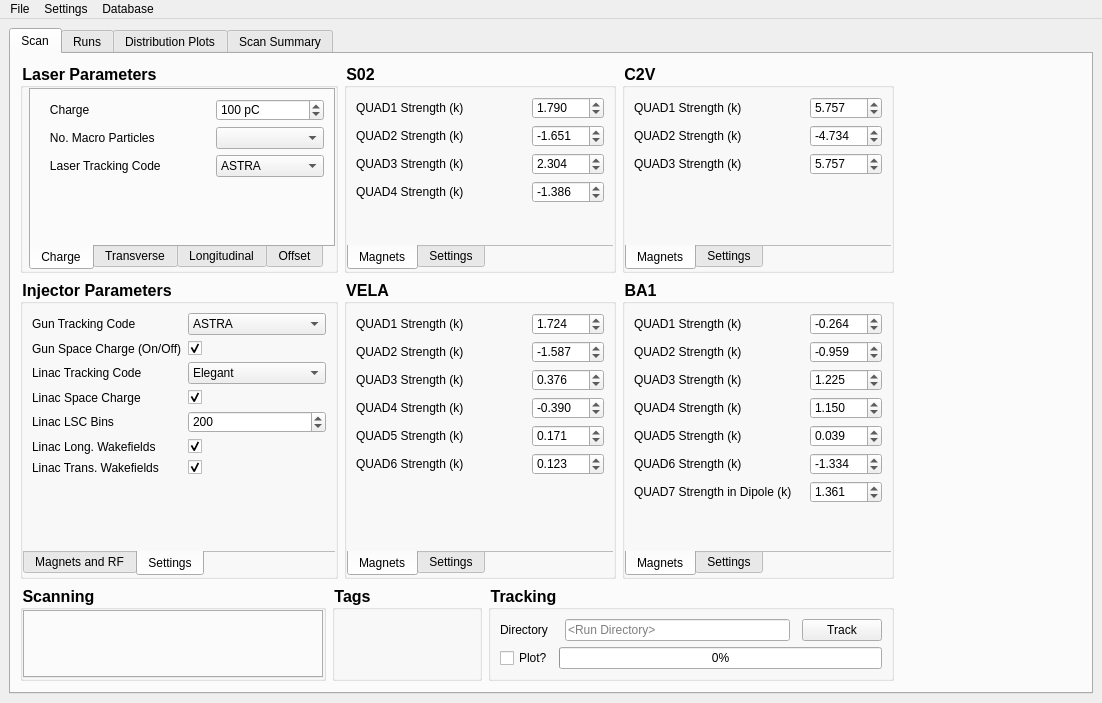
The window that astra_comparison_gui_tabs_Linac.ui (VELA-CLARA-software/OnlineModel) describes before a commit, drawn with Qt 5.
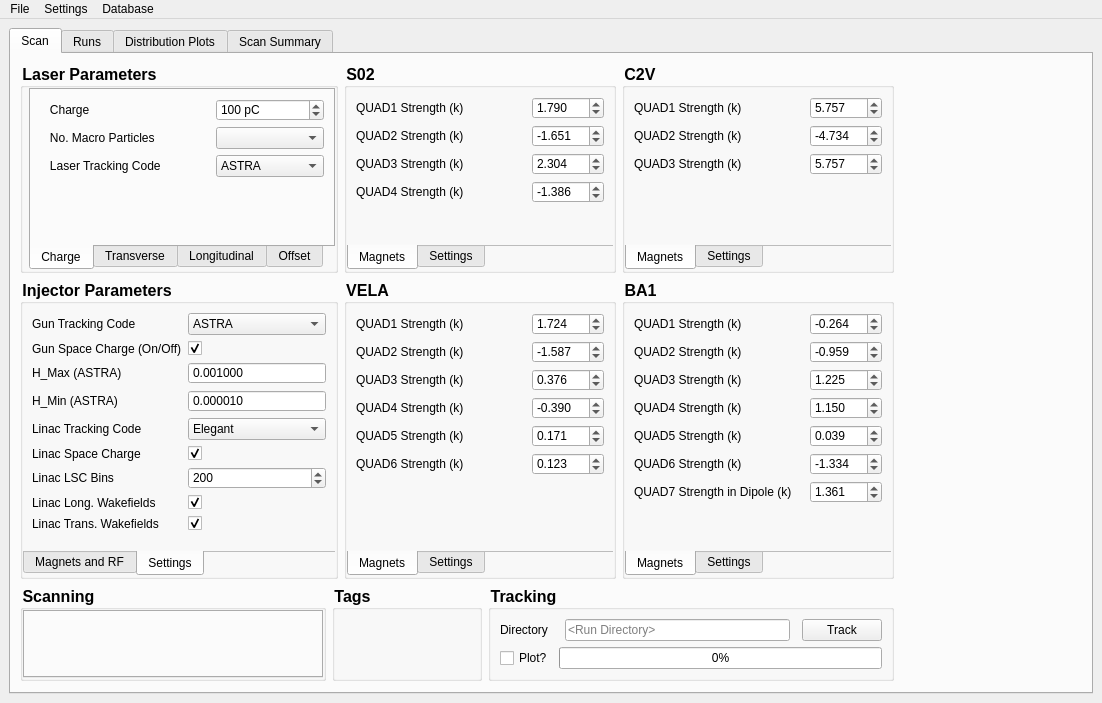
The same window after the commit. The open tabs and pages were chosen to show the change. Custom widgets are drawn as their Qt base class.

Commit message: Import/Export scanning boxes. Fixed scanning labels. Run now has 'directory' column.

Diff of the .ui file:
```diff
--- a/astra_comparison_gui_tabs_Linac.ui
+++ b/astra_comparison_gui_tabs_Linac.ui
@@ -1917,14 +1917,14 @@
                  </property>
                 </widget>
                </item>
-               <item row="2" column="0">
+               <item row="4" column="0">
                 <widget class="QLabel" name="label">
                  <property name="text">
                   <string>Linac Tracking Code</string>
                  </property>
                 </widget>
                </item>
-               <item row="2" column="1">
+               <item row="4" column="1">
                 <widget class="QComboBox" name="comboBox_5">
                  <property name="accessibleName">
                   <string>Linac:tracking_code:value</string>
@@ -1944,14 +1944,14 @@
                  </item>
                 </widget>
                </item>
-               <item row="3" column="0">
+               <item row="5" column="0">
                 <widget class="QLabel" name="label_23">
                  <property name="text">
                   <string>Linac Space Charge</string>
                  </property>
                 </widget>
                </item>
-               <item row="3" column="1">
+               <item row="5" column="1">
                 <widget class="QCheckBox" name="checkBox_10">
                  <property name="accessibleName">
                   <string>Linac:lsc:value</string>
@@ -1964,14 +1964,14 @@
                  </property>
                 </widget>
                </item>
-               <item row="4" column="0">
+               <item row="6" column="0">
                 <widget class="QLabel" name="label_24">
                  <property name="text">
                   <string>Linac LSC Bins</string>
                  </property>
                 </widget>
                </item>
-               <item row="4" column="1">
+               <item row="6" column="1">
                 <widget class="QSpinBox" name="spinBox_9">
                  <property name="accessibleName">
                   <string>Linac:lsc_bins:value</string>
@@ -1987,14 +1987,14 @@
                  </property>
                 </widget>
                </item>
-               <item row="5" column="0">
+               <item row="7" column="0">
                 <widget class="QLabel" name="label_25">
                  <property name="text">
                   <string>Linac Long. Wakefields</string>
                  </property>
                 </widget>
                </item>
-               <item row="5" column="1">
+               <item row="7" column="1">
                 <widget class="QCheckBox" name="linaczwake">
                  <property name="accessibleName">
                   <string>Linac:zwake:value</string>
@@ -2007,14 +2007,14 @@
                  </property>
                 </widget>
                </item>
-               <item row="6" column="0">
+               <item row="8" column="0">
                 <widget class="QLabel" name="label_26">
                  <property name="text">
                   <string>Linac Trans. Wakefields</string>
                  </property>
                 </widget>
                </item>
-               <item row="6" column="1">
+               <item row="8" column="1">
                 <widget class="QCheckBox" name="linactrwake">
                  <property name="accessibleName">
                   <string>Linac:trwake:value</string>
@@ -2027,6 +2027,64 @@
                  </property>
                 </widget>
                </item>
+               <item row="2" column="0">
+                <widget class="QLabel" name="label_36">
+                 <property name="text">
+                  <string>H_Max (ASTRA)</string>
+                 </property>
+                </widget>
+               </item>
+               <item row="2" column="1">
+                <widget class="QDoubleSpinBox" name="doubleSpinBox_29">
+                 <property name="accessibleName">
+                  <string>Gun:h_max:value</string>
+                 </property>
+                 <property name="buttonSymbols">
+                  <enum>QAbstractSpinBox::NoButtons</enum>
+                 </property>
+                 <property name="decimals">
+                  <number>6</number>
+                 </property>
+                 <property name="maximum">
+                  <double>0.010000000000000</double>
+                 </property>
+                 <property name="singleStep">
+                  <double>0.000000000000000</double>
+                 </property>
+                 <property name="value">
+                  <double>0.001000000000000</double>
+                 </property>
+                </widget>
+               </item>
+               <item row="3" column="0">
+                <widget class="QLabel" name="label_37">
+                 <property name="text">
+                  <string>H_Min (ASTRA)</string>
+                 </property>
+                </widget>
+               </item>
+               <item row="3" column="1">
+                <widget class="QDoubleSpinBox" name="doubleSpinBox_30">
+                 <property name="accessibleName">
+                  <string>Gun:h_min:value</string>
+                 </property>
+                 <property name="buttonSymbols">
+                  <enum>QAbstractSpinBox::NoButtons</enum>
+                 </property>
+                 <property name="decimals">
+                  <number>6</number>
+                 </property>
+                 <property name="maximum">
+                  <double>0.010000000000000</double>
+                 </property>
+                 <property name="singleStep">
+                  <double>0.000000000000000</double>
+                 </property>
+                 <property name="value">
+                  <double>0.000010000000000</double>
+                 </property>
+                </widget>
+               </item>
               </layout>
              </widget>
             </widget>
```
The commit also changes 12 other files.
